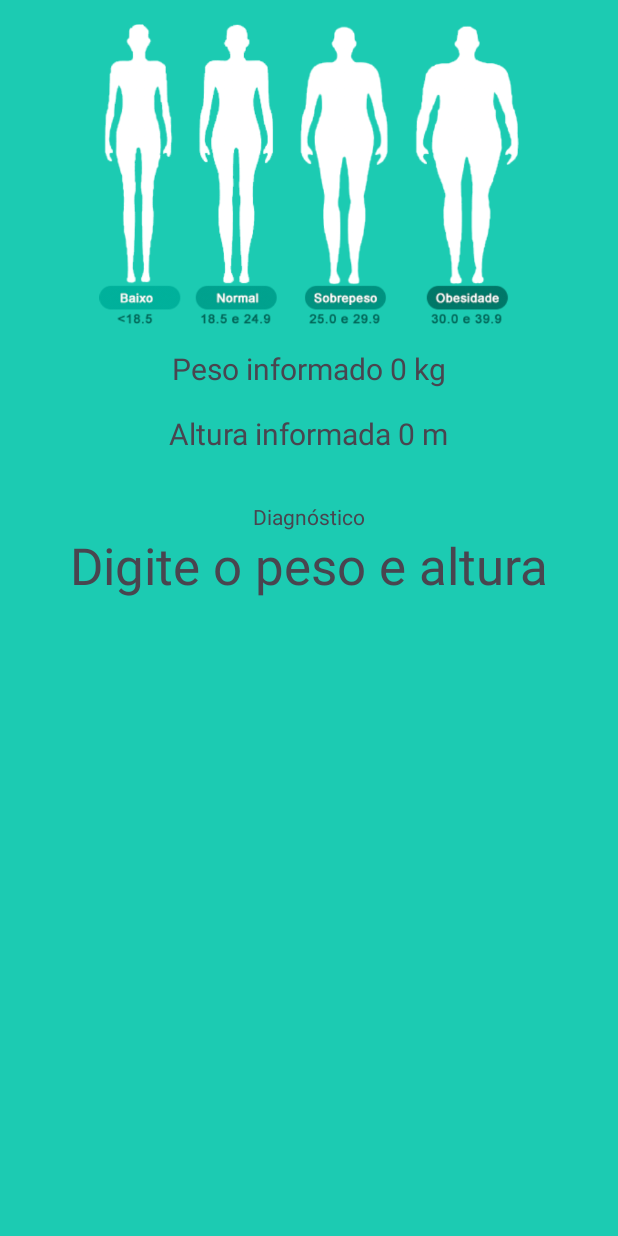
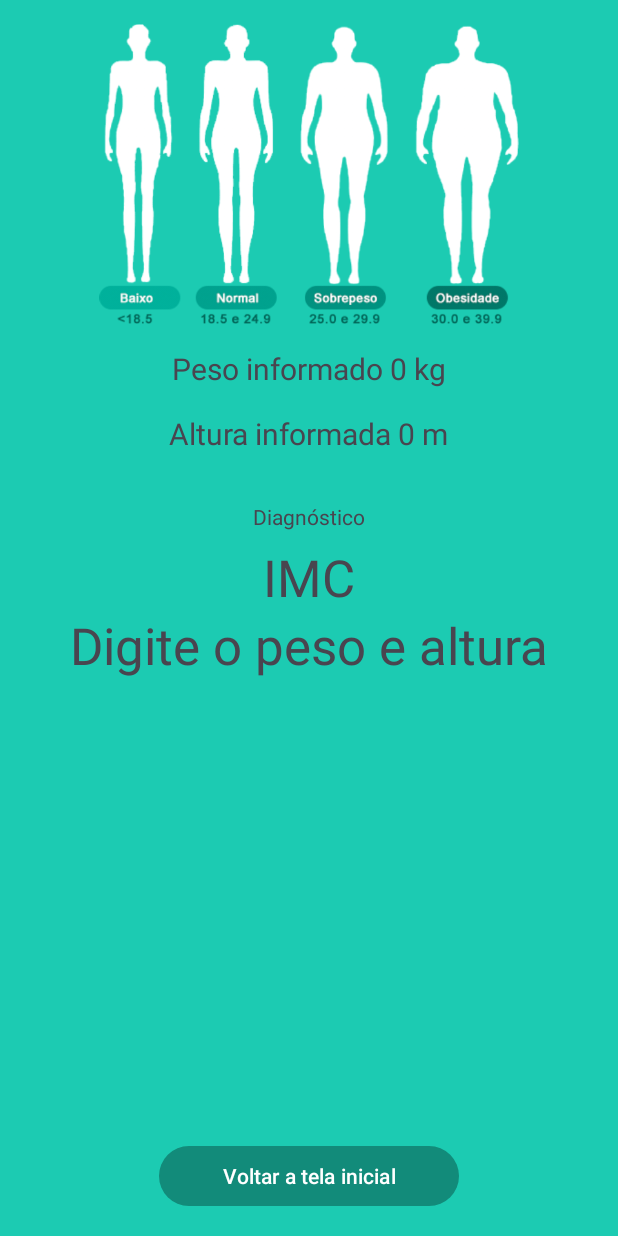
Before and after one commit to WallaceMartinsTI/calcular-imc, an Android app: the ResultadoActivity screen opened directly, with no data from a screen before it, on a phone screen of 412 x 824 dp. Run offline under Robolectric (Android 15) with nearby library versions, the phone set to English and light mode, and no system bars.

Commit message:
improvements, add button to back main page and result page show IMC value

```diff
--- a/app/src/main/java/com/curso/aulacalculadorimc/ResultadoActivity.kt
+++ b/app/src/main/java/com/curso/aulacalculadorimc/ResultadoActivity.kt
@@ -2,13 +2,17 @@ package com.curso.aulacalculadorimc
 
 import androidx.appcompat.app.AppCompatActivity
 import android.os.Bundle
+import android.widget.Button
 import android.widget.TextView
+import java.text.DecimalFormat
 
 class ResultadoActivity : AppCompatActivity() {
 
     private lateinit var textPeso: TextView
     private lateinit var textAltura: TextView
     private lateinit var textResultado: TextView
+    private lateinit var textResultadoImc: TextView
+    private lateinit var btnVoltar: Button
 
     override fun onCreate(savedInstanceState: Bundle?) {
         super.onCreate(savedInstanceState)
@@ -17,8 +21,14 @@ class ResultadoActivity : AppCompatActivity() {
         textPeso = findViewById(R.id.text_peso)
         textAltura = findViewById(R.id.text_altura)
         textResultado = findViewById(R.id.text_resultado)
+        textResultadoImc = findViewById(R.id.text_resultado_imc)
+        btnVoltar = findViewById(R.id.btn_voltar)
+        btnVoltar.setOnClickListener {
+            finish()
+        }
 
         val bundle = intent.extras
+
         if (bundle != null) {
             val peso = bundle.getDouble("peso")
             val altura = bundle.getDouble("altura")
@@ -35,7 +45,11 @@ class ResultadoActivity : AppCompatActivity() {
                 else -> "Obeso"
             }
 
-            textResultado.text = resultado
+            // Formatando para 2 casas decimais
+            val formato = DecimalFormat("#.00")
+
+            textResultadoImc.text = "IMC: ${formato.format(imc)}"
+            textResultado.text = "$resultado"
         }
     }
 }
--- a/app/src/main/res/layout/activity_resultado.xml
+++ b/app/src/main/res/layout/activity_resultado.xml
@@ -64,6 +64,31 @@
         android:textAlignment="center"
         android:textSize="34sp"
         app:layout_constraintEnd_toEndOf="parent"
+        app:layout_constraintHorizontal_bias="0.0"
+        app:layout_constraintStart_toStartOf="parent"
+        app:layout_constraintTop_toBottomOf="@+id/text_resultado_imc" />
+
+    <Button
+        android:id="@+id/btn_voltar"
+        android:layout_width="200dp"
+        android:layout_height="wrap_content"
+        android:layout_marginStart="32dp"
+        android:layout_marginEnd="32dp"
+        android:layout_marginBottom="16dp"
+        android:text="Voltar a tela inicial"
+        app:layout_constraintBottom_toBottomOf="parent"
+        app:layout_constraintEnd_toEndOf="parent"
+        app:layout_constraintHorizontal_bias="0.5"
+        app:layout_constraintStart_toStartOf="parent" />
+
+    <TextView
+        android:id="@+id/text_resultado_imc"
+        android:layout_width="wrap_content"
+        android:layout_height="wrap_content"
+        android:layout_marginTop="8dp"
+        android:text="IMC"
+        android:textSize="34sp"
+        app:layout_constraintEnd_toEndOf="parent"
         app:layout_constraintHorizontal_bias="0.5"
         app:layout_constraintStart_toStartOf="parent"
         app:layout_constraintTop_toBottomOf="@+id/textView4" />
```
Also changed, not shown: 2 other files.
